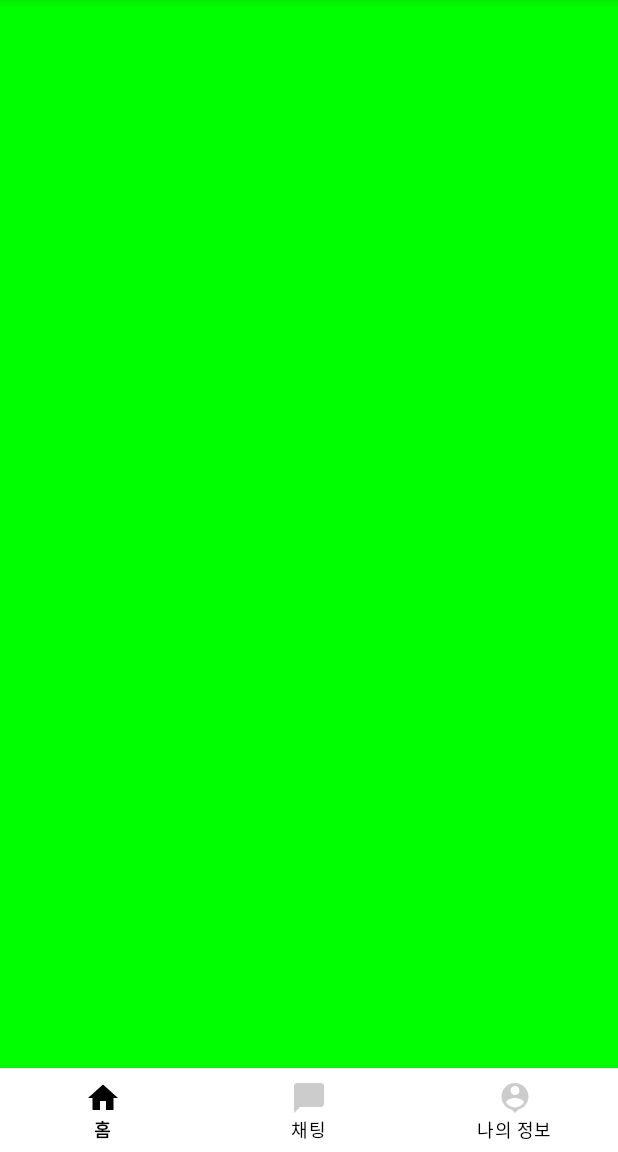
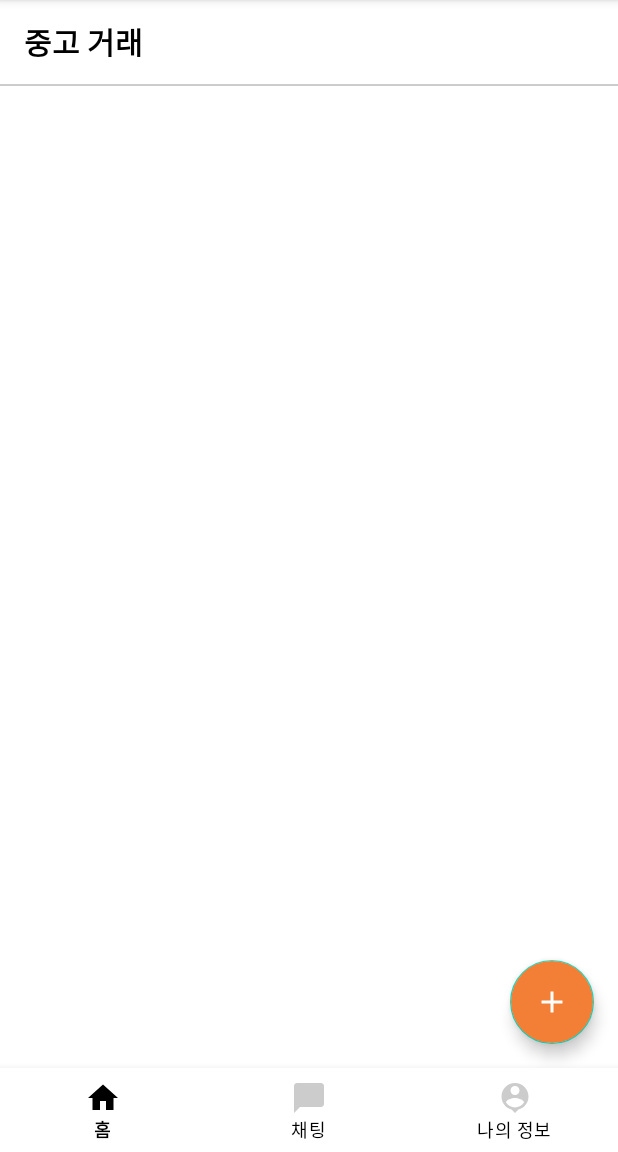
Before and after one commit to kawn2103/FCUsedDeal, an Android app: the screen it shows after launch (MainActivity), on a phone screen of 412 x 824 dp, the part 84-1236 px from its top. Run offline under Robolectric (Android 15) with nearby library versions, the phone set to English and light mode, and no system bars; our stand-ins replace Firebase (no records; nobody signed in at launch, a user with empty details on screens opened directly).

Commit message:
08-27 커밋

```diff
--- a/app/src/main/AndroidManifest.xml
+++ b/app/src/main/AndroidManifest.xml
@@ -1,6 +1,9 @@
 <?xml version="1.0" encoding="utf-8"?>
 <manifest xmlns:android="http://schemas.android.com/apk/res/android"
     package="kst.app.fcuseddeal">
+
+    <uses-permission android:name="android.permission.READ_EXTERNAL_STORAGE"/>
+    <uses-permission android:name="android.permission.INTERNET"/>
 
     <application
         android:allowBackup="true"
@@ -9,6 +12,7 @@
         android:roundIcon="@mipmap/ic_launcher_round"
         android:supportsRtl="true"
         android:theme="@style/Theme.FCUsedDeal">
+        <activity android:name=".home.AddArticleActivity"></activity>
         <activity android:name=".MainActivity">
             <intent-filter>
                 <action android:name="android.intent.action.MAIN" />
--- a/app/src/main/java/kst/app/fcuseddeal/home/HomeFragment.kt
+++ b/app/src/main/java/kst/app/fcuseddeal/home/HomeFragment.kt
@@ -1,7 +1,91 @@
 package kst.app.fcuseddeal.home
 
+import android.content.Intent
+import android.os.Bundle
+import android.util.Log
+import android.view.View
 import androidx.fragment.app.Fragment
+import androidx.recyclerview.widget.LinearLayoutManager
+import com.google.android.material.snackbar.Snackbar
+import com.google.firebase.auth.FirebaseAuth
+import com.google.firebase.auth.ktx.auth
+import com.google.firebase.database.ChildEventListener
+import com.google.firebase.database.DataSnapshot
+import com.google.firebase.database.DatabaseError
+import com.google.firebase.database.DatabaseReference
+import com.google.firebase.database.ktx.database
+import com.google.firebase.ktx.Firebase
+import kst.app.fcuseddeal.DBKey.Companion.DB_ARTICLES
 import kst.app.fcuseddeal.R
+import kst.app.fcuseddeal.databinding.FragmentHomeBinding
 
-class HomeFragment:Fragment(R.layout.fragment_home) {
+class HomeFragment : Fragment(R.layout.fragment_home) {
+
+    private var binding: FragmentHomeBinding? = null
+    private val auth: FirebaseAuth by lazy {
+        Firebase.auth
+    }
+    private lateinit var articleDB: DatabaseReference
+    private lateinit var articleAdapter: ArticleAdapter
+
+    private val articleList = mutableListOf<ArticleModel>()
+    private val listener = object : ChildEventListener{
+        override fun onChildAdded(snapshot: DataSnapshot, previousChildName: String?) {
+            val articleModel = snapshot.getValue(ArticleModel::class.java)
+            Log.d("gwan2103","$articleModel")
+
+            articleModel ?: return
+
+            articleList.add(articleModel)
+            articleAdapter.submitList(articleList)
+        }
+
+        override fun onChildChanged(snapshot: DataSnapshot, previousChildName: String?) {}
+
+        override fun onChildRemoved(snapshot: DataSnapshot) {}
+
+        override fun onChildMoved(snapshot: DataSnapshot, previousChildName: String?) {}
+
+        override fun onCancelled(error: DatabaseError) {
+        }
+
+    }
+
+    override fun onViewCreated(view: View, savedInstanceState: Bundle?) {
+        super.onViewCreated(view, savedInstanceState)
+
+        val fragmentHomeBinding = FragmentHomeBinding.bind(view)
+        binding = fragmentHomeBinding
+        articleList.clear()
+        articleDB = Firebase.database.reference.child(DB_ARTICLES)
+        articleAdapter = ArticleAdapter()
+
+        fragmentHomeBinding.articleRecyclerView.layoutManager = LinearLayoutManager(context)
+        fragmentHomeBinding.articleRecyclerView.adapter = articleAdapter
+
+        fragmentHomeBinding.appFloatingBt.setOnClickListener {
+            context?.let {
+//                if (auth.currentUser != null){
+                    val intnet = Intent(it,AddArticleActivity::class.java)
+                    startActivity(intnet)
+//                } else {
+//                    Snackbar.make(view,"로그인 후 사용해주세요",Snackbar.LENGTH_LONG).show()
+//               }
+
+
+            }
+        }
+
+        articleDB.addChildEventListener(listener)
+    }
+
+    override fun onResume() {
+        super.onResume()
+        articleAdapter.notifyDataSetChanged()
+    }
+
+    override fun onDestroyView() {
+        super.onDestroyView()
+        articleDB.removeEventListener(listener)
+    }
 }
--- /dev/null
+++ b/app/src/main/res/drawable/ic_baseline_add.xml
@@ -0,0 +1,5 @@
+<vector android:height="24dp" android:tint="#FFFFFF"
+    android:viewportHeight="24" android:viewportWidth="24"
+    android:width="24dp" xmlns:android="http://schemas.android.com/apk/res/android">
+    <path android:fillColor="@android:color/white" android:pathData="M19,13h-6v6h-2v-6H5v-2h6V5h2v6h6v2z"/>
+</vector>
--- a/app/src/main/res/layout/fragment_home.xml
+++ b/app/src/main/res/layout/fragment_home.xml
@@ -1,8 +1,56 @@
 <?xml version="1.0" encoding="utf-8"?>
-<androidx.constraintlayout.widget.ConstraintLayout
-    xmlns:android="http://schemas.android.com/apk/res/android"
+<androidx.constraintlayout.widget.ConstraintLayout xmlns:android="http://schemas.android.com/apk/res/android"
+    xmlns:app="http://schemas.android.com/apk/res-auto"
     android:layout_width="match_parent"
-    android:layout_height="match_parent"
-    android:background="#00ff00">
+    android:layout_height="match_parent">
+
+    <LinearLayout
+        android:id="@+id/toolbarLayout"
+        android:layout_width="0dp"
+        android:layout_height="?attr/actionBarSize"
+        android:gravity="center_vertical"
+        app:layout_constraintEnd_toEndOf="parent"
+        app:layout_constraintStart_toStartOf="parent"
+        app:layout_constraintTop_toTopOf="parent">
+
+        <TextView
+            android:layout_width="wrap_content"
+            android:layout_height="wrap_content"
+            android:layout_marginStart="16dp"
+            android:text="중고 거래"
+            android:textColor="@color/black"
+            android:textSize="20sp"
+            android:textStyle="bold" />
+
+    </LinearLayout>
+
+    <View
+        android:layout_width="0dp"
+        android:layout_height="1dp"
+        android:background="@color/gray_cc"
+        app:layout_constraintEnd_toEndOf="parent"
+        app:layout_constraintStart_toStartOf="parent"
+        app:layout_constraintTop_toBottomOf="@id/toolbarLayout" />
+
+    <androidx.recyclerview.widget.RecyclerView
+        android:id="@+id/articleRecyclerView"
+        android:layout_width="0dp"
+        android:layout_height="0dp"
+        app:layout_constraintBottom_toBottomOf="parent"
+        app:layout_constraintEnd_toEndOf="parent"
+        app:layout_constraintStart_toStartOf="parent"
+        app:layout_constraintTop_toBottomOf="@id/toolbarLayout" />
+
+    <com.google.android.material.floatingactionbutton.FloatingActionButton
+        android:id="@+id/appFloatingBt"
+        android:layout_width="wrap_content"
+        android:layout_height="wrap_content"
+        android:layout_margin="16dp"
+        android:backgroundTint="@color/orange"
+        android:src="@drawable/ic_baseline_add"
+        app:layout_constraintBottom_toBottomOf="parent"
+        app:layout_constraintEnd_toEndOf="parent"
+        app:tint="@color/white" />
+
 
 </androidx.constraintlayout.widget.ConstraintLayout>
--- a/app/src/main/res/values/colors.xml
+++ b/app/src/main/res/values/colors.xml
@@ -8,4 +8,5 @@
     <color name="black">#FF000000</color>
     <color name="white">#FFFFFFFF</color>
     <color name="gray_cc">#cccccc</color>
+    <color name="orange">#f27f35</color>
 </resources>
--- a/build.gradle
+++ b/build.gradle
@@ -8,7 +8,7 @@ buildscript {
     dependencies {
         classpath "com.android.tools.build:gradle:4.1.3"
         classpath "org.jetbrains.kotlin:kotlin-gradle-plugin:$kotlin_version"
-
+        classpath "com.google.gms:google-services:4.3.10"
         // NOTE: Do not place your application dependencies here; they belong
         // in the individual module build.gradle files
     }
```
Also changed, not shown: app/build.gradle (+10 -0 lines), app/src/main/java/kst/app/fcuseddeal/DBKey.kt (added, +7 -0 lines), app/src/main/java/kst/app/fcuseddeal/home/AddArticleActivity.kt (added, +177 -0 lines), app/src/main/java/kst/app/fcuseddeal/home/ArticleAdapter.kt (added, +54 -0 lines), app/src/main/java/kst/app/fcuseddeal/home/ArticleModel.kt (added, +11 -0 lines), app/src/main/res/layout/activity_add_article.xml (added, +103 -0 lines), app/src/main/res/layout/item_article.xml (added, +59 -0 lines), 1 other file.
